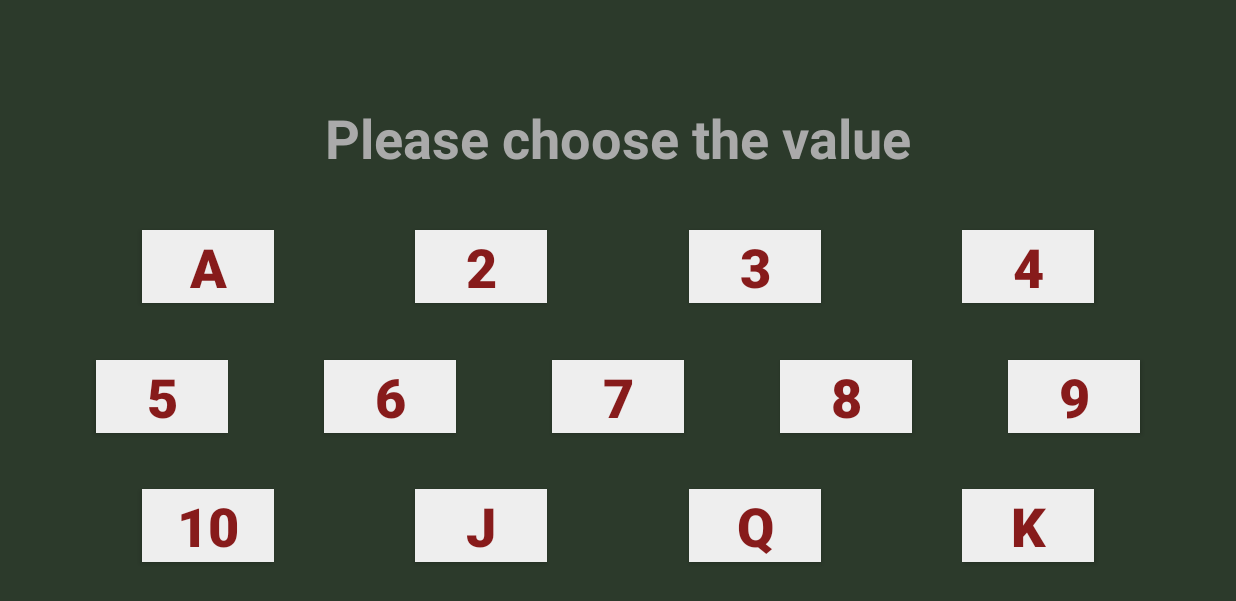
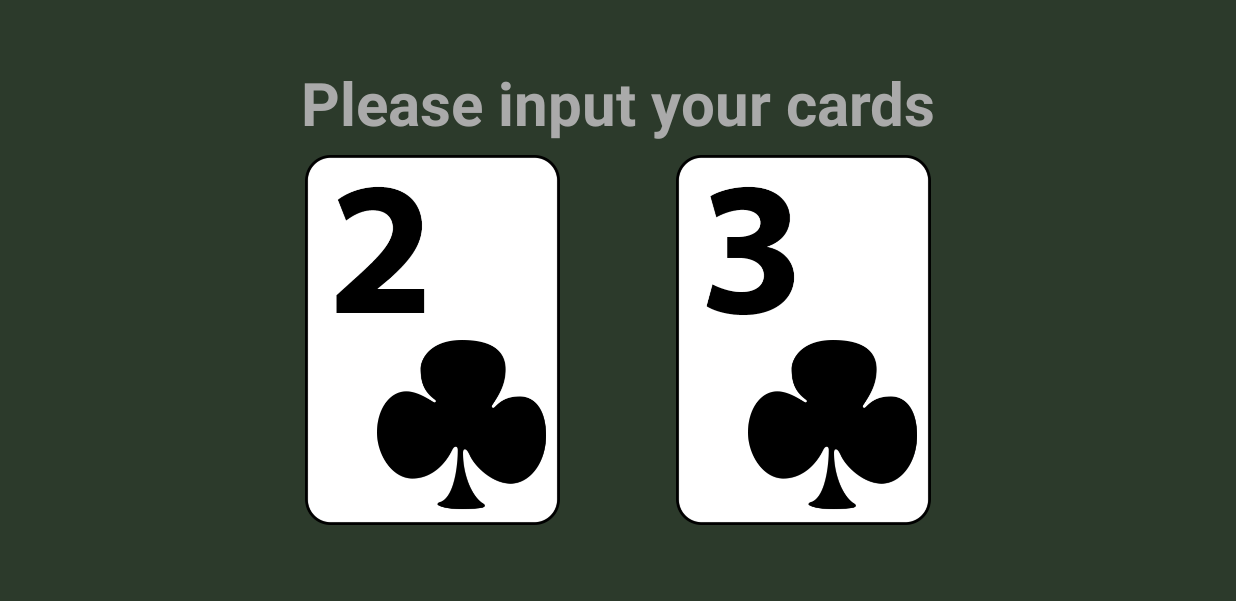
Before and after one commit to latedude2/P3_image_processing, an Android app: the screen it shows after launch (MainActivity before the commit, ActivityCardInput after it), on a phone screen of 824 x 412 dp (held sideways). Shown: the top 601 px of the screen. Run offline under Robolectric (Android 15) with nearby library versions, the phone set to English and light mode, and no system bars.

Commit message:
a bit of steps done in resetting design

```diff
--- a/android_application/android_application_for_P3/app/src/main/java/com/example/android_application_for_p3/ActivityCardInput.java
+++ b/android_application/android_application_for_P3/app/src/main/java/com/example/android_application_for_p3/ActivityCardInput.java
@@ -11,5 +11,9 @@ public class ActivityCardInput extends AppCompatActivity {
         super.onCreate(savedInstanceState);
         setContentView(R.layout.activity_card_input);
 
+        // setup the style to hide not needed bars and fill the background color
+        new StyleSetup(this, getSupportActionBar());
+
+
     }
 }
--- a/android_application/android_application_for_P3/app/src/main/java/com/example/android_application_for_p3/ActivitySetSuits.java
+++ b/android_application/android_application_for_P3/app/src/main/java/com/example/android_application_for_p3/ActivitySetSuits.java
@@ -36,7 +36,7 @@ public class ActivitySetSuits extends AppCompatActivity {
             startActivity(intent);
         } else {
             //goes to the "select suit" activity
-            Intent intent = new Intent(this, MainActivity.class);
+            Intent intent = new Intent(this, ActivitySetValue.class);
             intent.putExtra("handCards", handCards);
             startActivity(intent);
         }
--- a/android_application/android_application_for_P3/app/src/main/java/com/example/android_application_for_p3/MainActivity.java
+++ b/android_application/android_application_for_P3/app/src/main/java/com/example/android_application_for_p3/ActivitySetValue.java
@@ -1,28 +1,19 @@
 package com.example.android_application_for_p3;
-
-import android.annotation.SuppressLint;
-import android.app.ActionBar;
-import android.app.Activity;
-import android.content.Intent;
-import android.os.*;
-import android.view.View;
-import android.widget.*;
 
 import androidx.appcompat.app.AppCompatActivity;
 
-import java.io.*;
-import java.net.Socket;
-import java.util.*;
+import android.content.Intent;
+import android.os.Bundle;
+import android.view.View;
 
-@SuppressLint("SetTextI18n")    //This line is used to avoid IDE complaining about setText method
-// MainActivity is for taking the value
-public class MainActivity extends AppCompatActivity {
+public class ActivitySetValue extends AppCompatActivity {
+
     String handCards = ""; //hand cards to send to the server (e.g. "5S8H", which is 5 of spades and 8 of hearts)
 
     @Override
     protected void onCreate(Bundle savedInstanceState) {
         super.onCreate(savedInstanceState);
-        setContentView(R.layout.activity_main);
+        setContentView(R.layout.activity_set_value);
 
         // setup the style to hide not needed bars and fill the background color
         new StyleSetup(this, getSupportActionBar());
--- a/android_application/android_application_for_P3/app/src/main/java/com/example/android_application_for_p3/ActivitySpeedometer.java
+++ b/android_application/android_application_for_P3/app/src/main/java/com/example/android_application_for_p3/ActivitySpeedometer.java
@@ -1,6 +1,8 @@
 package com.example.android_application_for_p3;
 
 import androidx.appcompat.app.AppCompatActivity;
+
+import android.annotation.SuppressLint;
 import android.content.Intent;
 import android.graphics.Matrix;
 import android.os.Bundle;
@@ -17,6 +19,7 @@ import java.net.Socket;
 import java.util.Timer;
 import java.util.TimerTask;
 
+@SuppressLint("SetTextI18n")    //This line is used to avoid IDE complaining about setText method
 public class ActivitySpeedometer extends AppCompatActivity {
 
     final Handler handler = new Handler(); // to handle threads to go from other threads to the main thread
--- a/android_application/android_application_for_P3/app/src/main/res/layout/activity_card_input.xml
+++ b/android_application/android_application_for_P3/app/src/main/res/layout/activity_card_input.xml
@@ -7,16 +7,79 @@
     android:background="@color/backgroundColor"
     tools:context=".ActivityCardInput">
 
+    <androidx.constraintlayout.widget.Guideline
+        android:layout_width="match_parent"
+        android:layout_height="wrap_content"
+        android:id="@+id/guideline_text_top"
+        app:layout_constraintGuide_percent="0.1"
+        android:orientation="horizontal" />
+
+    <androidx.constraintlayout.widget.Guideline
+        android:layout_width="match_parent"
+        android:layout_height="wrap_content"
+        android:id="@+id/guideline_card_top"
+        app:layout_constraintGuide_percent="0.25"
+        android:orientation="horizontal" />
+
+    <androidx.constraintlayout.widget.Guideline
+        android:layout_width="match_parent"
+        android:layout_height="wrap_content"
+        android:id="@+id/guideline_card_bottom"
+        app:layout_constraintGuide_percent="0.85"
+        android:orientation="horizontal" />
+
+    <androidx.constraintlayout.widget.Guideline
+        android:id="@+id/guideline_vertical_left"
+        android:layout_width="match_parent"
+        android:layout_height="wrap_content"
+        android:orientation="vertical"
+        app:layout_constraintGuide_percent="0.2" />
+
+    <androidx.constraintlayout.widget.Guideline
+        android:layout_width="match_parent"
+        android:layout_height="wrap_content"
+        android:id="@+id/guideline_vertical_middle"
+        app:layout_constraintGuide_percent="0.5"
+        android:orientation="vertical" />
+
+    <androidx.constraintlayout.widget.Guideline
+        android:id="@+id/guideline_vertical_right"
+        android:layout_width="match_parent"
+        android:layout_height="wrap_content"
+        android:orientation="vertical"
+        app:layout_constraintGuide_percent="0.8" />
+
     <TextView
         android:id="@+id/InstructionText"
         android:layout_width="wrap_content"
         android:layout_height="wrap_content"
         android:text="Please input your cards"
         android:textColor="@android:color/darker_gray"
-        android:textSize="36sp"
+        android:textSize="40sp"
         android:textStyle="bold"
-        tools:layout_editor_absoluteX="174dp"
-        tools:layout_editor_absoluteY="50dp" />
+        app:layout_constraintEnd_toEndOf="parent"
+        app:layout_constraintStart_toStartOf="parent"
+        app:layout_constraintTop_toTopOf="@+id/guideline_text_top" />
+
+    <ImageView
+        android:id="@+id/card1"
+        android:layout_width="0dp"
+        android:layout_height="0dp"
+        app:layout_constraintBottom_toTopOf="@+id/guideline_card_bottom"
+        app:layout_constraintEnd_toStartOf="@+id/guideline_vertical_middle"
+        app:layout_constraintStart_toStartOf="@+id/guideline_vertical_left"
+        app:layout_constraintTop_toTopOf="@+id/guideline_card_top"
+        app:srcCompat="@drawable/c2" />
+
+    <ImageView
+        android:id="@+id/card2"
+        android:layout_width="0dp"
+        android:layout_height="0dp"
+        app:layout_constraintBottom_toTopOf="@+id/guideline_card_bottom"
+        app:layout_constraintEnd_toStartOf="@+id/guideline_vertical_right"
+        app:layout_constraintStart_toStartOf="@+id/guideline_vertical_middle"
+        app:layout_constraintTop_toTopOf="@+id/guideline_card_top"
+        app:srcCompat="@drawable/c3" />
 
 
 </androidx.constraintlayout.widget.ConstraintLayout>
--- a/android_application/android_application_for_P3/app/src/main/res/layout/activity_main.xml
+++ b/android_application/android_application_for_P3/app/src/main/res/layout/activity_set_value.xml
@@ -5,7 +5,14 @@
     android:layout_width="match_parent"
     android:layout_height="match_parent"
     android:background="@color/backgroundColor"
-    tools:context=".MainActivity">
+    tools:context=".ActivitySetValue">
+
+    <androidx.constraintlayout.widget.Guideline
+        android:layout_width="match_parent"
+        android:layout_height="wrap_content"
+        android:id="@+id/guideline"
+        app:layout_constraintGuide_percent="0.1"
+        android:orientation="horizontal" />
 
     <Button
         android:id="@+id/btnConnect"
@@ -41,16 +48,14 @@
         android:id="@+id/InstructionText"
         android:layout_width="wrap_content"
         android:layout_height="wrap_content"
-        android:layout_marginTop="30dp"
         android:text="Please choose the value"
         android:textColor="@android:color/darker_gray"
-        android:textSize="36sp"
+        android:textSize="40sp"
         android:textStyle="bold"
-        app:layout_constraintBottom_toTopOf="@+id/button_A"
         app:layout_constraintEnd_toEndOf="parent"
         app:layout_constraintHorizontal_bias="0.5"
         app:layout_constraintStart_toStartOf="parent"
-        app:layout_constraintTop_toTopOf="parent" />
+        app:layout_constraintTop_toTopOf="@+id/guideline" />
 
     <Button
         android:id="@+id/button_2"
```
Also changed, not shown: android_application/android_application_for_P3/app/src/main/AndroidManifest.xml (+11 -10 lines), android_application/android_application_for_P3/app/src/main/res/layout/activity_set_suits.xml (+10 -5 lines).
